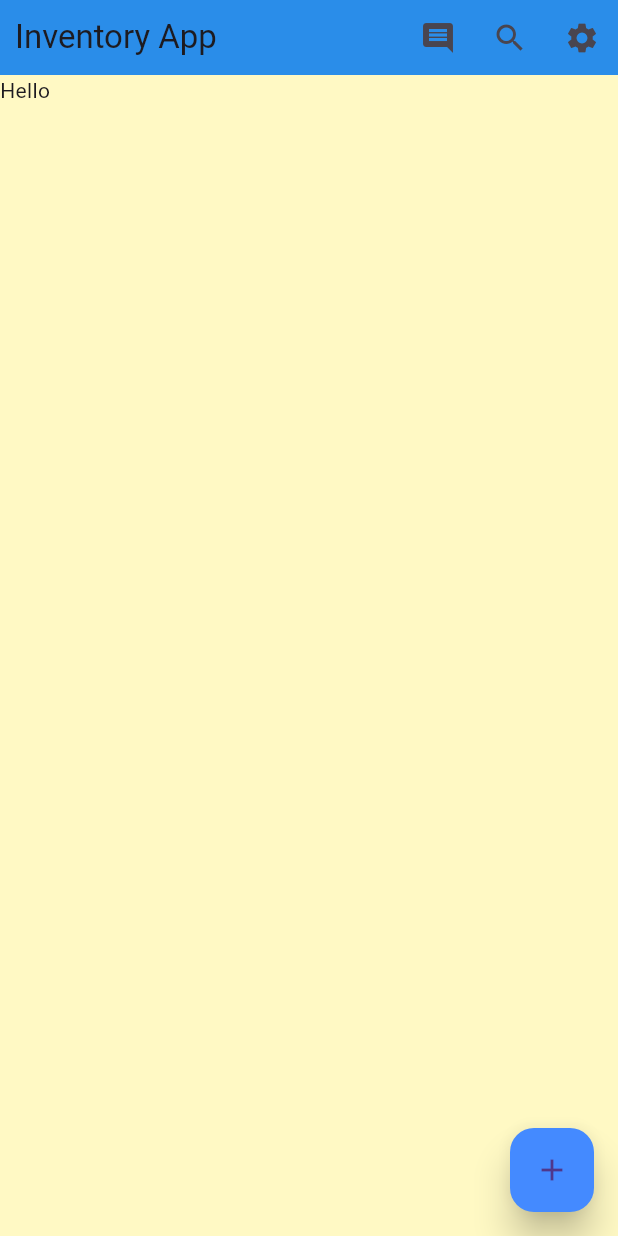
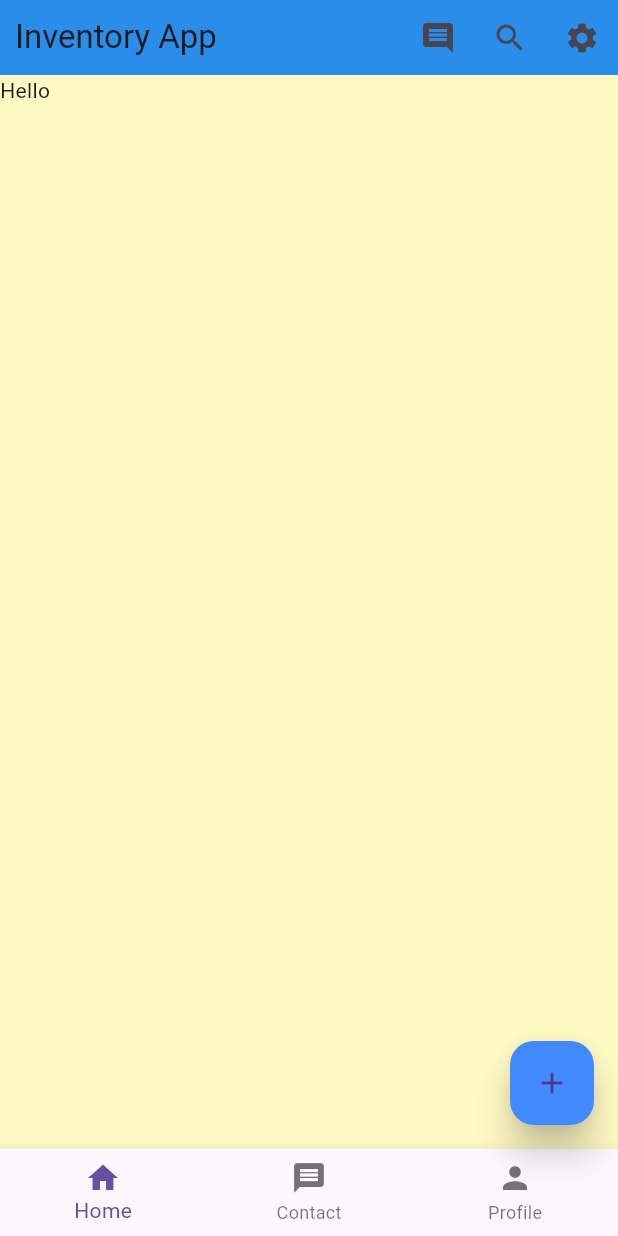
Before and after one commit to Md-Abdullah-321/Flutter-Basic-App, a Flutter app: the screen it shows after launch, on a phone screen of 412 x 824 dp. Run offline on Flutter 3.47's test engine with Material 3 defaults, Android fonts, the phone set to English and light mode, and no system bars.

Commit message:
created bottom nevigation menu

```diff
--- a/lib/main.dart
+++ b/lib/main.dart
@@ -65,6 +65,25 @@ class HomeActivity extends StatelessWidget {
           onPressed: () {
             MyStackBar("Floating Action Button", context);
           }),
+      bottomNavigationBar: BottomNavigationBar(
+        currentIndex: 0,
+        items: const [
+          BottomNavigationBarItem(icon: Icon(Icons.home), label: "Home"),
+          BottomNavigationBarItem(icon: Icon(Icons.message), label: "Contact"),
+          BottomNavigationBarItem(icon: Icon(Icons.person), label: "Profile")
+        ],
+        onTap: (int index) {
+          switch (index) {
+            case 0:
+              MyStackBar("Home Bottom Menu", context);
+              break;
+            case 1:
+              MyStackBar("Contact Bottom Menu", context);
+            default:
+              MyStackBar("Profile Bottom Menu", context);
+          }
+        },
+      ),
       body: const Text("Hello"),
       backgroundColor: Colors.yellow[100],
     );
```
